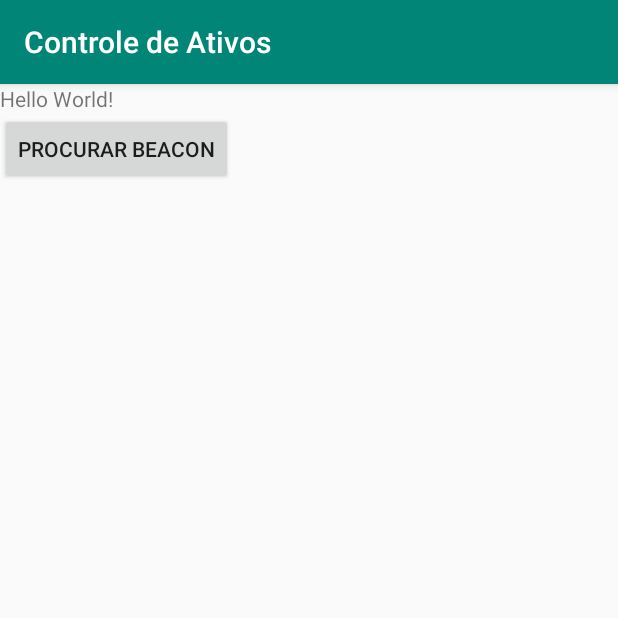
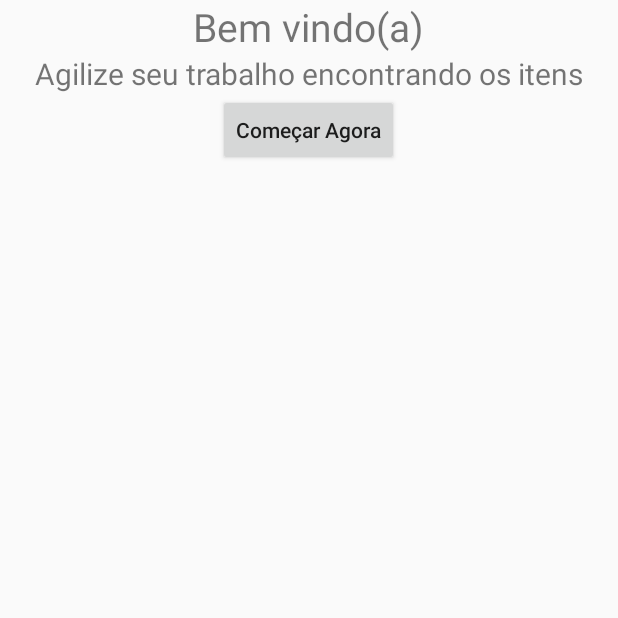
Before and after one commit to caco-jr/controle-ativos, an Android app: the screen it shows after launch (MainActivity), on a phone screen of 412 x 824 dp, the top half of it. Run offline under Robolectric (Android 15) with nearby library versions, the light colour scheme and no system bars.

Commit message:
feat: Criando página de Home e outra para procurar os dispositivos

```diff
--- a/app/build.gradle
+++ b/app/build.gradle
@@ -29,6 +29,7 @@ dependencies {
     implementation 'com.android.support:recyclerview-v7:28.0.0'
     implementation 'com.android.support.constraint:constraint-layout:1.1.3'
     implementation 'com.clj.fastble:FastBleLib:2.3.2'
+    implementation 'com.android.support:design:28.0.0'
     testImplementation 'junit:junit:4.12'
     androidTestImplementation 'com.android.support.test:runner:1.0.2'
     androidTestImplementation 'com.android.support.test.espresso:espresso-core:3.0.2'
--- a/app/src/main/java/br/com/i42/controledeativos/MainActivity.kt
+++ b/app/src/main/java/br/com/i42/controledeativos/MainActivity.kt
@@ -7,42 +7,15 @@ import android.content.pm.PackageManager
 import android.os.Build
 import android.os.Bundle
 import android.support.v7.app.AppCompatActivity
-import android.support.v7.widget.LinearLayoutManager
-import android.support.v7.widget.RecyclerView
 import android.util.Log
-import android.widget.Button
-import android.widget.Toast
-import com.clj.fastble.BleManager
-import com.clj.fastble.callback.BleScanCallback
-import com.clj.fastble.data.BleDevice
-import com.clj.fastble.scan.BleScanRuleConfig
+import kotlinx.android.synthetic.main.activity_main.*
 
 class MainActivity : AppCompatActivity() {
-    private lateinit var recyclerView: RecyclerView
-    private lateinit var viewAdapter: RecyclerView.Adapter<*>
-    private lateinit var viewManager: RecyclerView.LayoutManager
-
     private val PERMISSION_REQUEST_COARSE_LOCATION = 1
-    var beaconList = ArrayList<BeaconData>()
 
     override fun onCreate(savedInstanceState: Bundle?) {
         super.onCreate(savedInstanceState)
         setContentView(R.layout.activity_main)
-
-        viewManager = LinearLayoutManager(this)
-        viewAdapter = BeaconAdapter(beaconList) { beaconItem: BeaconData -> beaconItemClicked(beaconItem) }
-
-        recyclerView = findViewById<RecyclerView>(R.id.rv_beacons).apply {
-            // use this setting to improve performance if you know that changes
-            // in content do not change the layout size of the RecyclerView
-            setHasFixedSize(true)
-
-            // use a linear layout manager
-            layoutManager = viewManager
-
-            // specify an viewAdapter (see also next example)
-            adapter = viewAdapter
-        }
 
         if (Build.VERSION.SDK_INT >= Build.VERSION_CODES.M) {
             // Android M Permission check
@@ -60,101 +33,21 @@ class MainActivity : AppCompatActivity() {
                 builder.show()
             }
         }
+    }
 
-        BleManager.getInstance().init(application)
-        BleManager.getInstance()
-            .enableLog(true)
-            .setReConnectCount(1, 5000)
-            .operateTimeout = 5000
+    private fun goToFindBeacon() {
+        val intent = Intent(this, FindBeaconActivity::class.java)
 
-        val buttonFindBeacon: Button = findViewById<Button>(R.id.beaconScanner)
-        buttonFindBeacon.setOnClickListener {
-            findBeacon()
+        startNow.setOnClickListener{ view ->
+            startActivity(intent)
         }
     }
 
-    private fun beaconItemClicked(beaconItem: BeaconData) {
-        Toast.makeText(this, "Clicked: ${beaconItem.key}", Toast.LENGTH_LONG).show()
+    override fun onResume() {
+        super.onResume()
 
-        // Launch second activity, pass part ID as string parameter
-        val showDetailActivityIntent = Intent(this, BeaconDetailActivity::class.java)
-
-        showDetailActivityIntent.putExtra(Intent.EXTRA_TEXT, beaconItem.key)
-        startActivity(showDetailActivityIntent)
-
-//        BleManager.getInstance().connect(beaconItem.beacon, object : BleGattCallback() {
-//            override fun onConnectFail(bleDevice: BleDevice?, exception: BleException?) {
-//                TODO("not implemented") //To change body of created functions use File | Settings | File Templates.
-//            }
-//
-//            override fun onStartConnect() {
-//                Log.d("s", "==> Iniciando a conexão")
-//            }
-//
-//            override fun onConnectSuccess(bleDevice: BleDevice, gatt: BluetoothGatt, status: Int) {
-//                Log.d("beacon", "===> CONECTADO: ${bleDevice.device} | ${bleDevice.timestampNanos} | ${status}")
-//            }
-//
-//            override fun onDisConnected(
-//                isActiveDisConnected: Boolean,
-//                bleDevice: BleDevice,
-//                gatt: BluetoothGatt,
-//                status: Int
-//            ) {
-//            }
-//        })
+        goToFindBeacon()
     }
-
-    private fun getDistance(rssi: Int, txPower: Int): Double {
-        return Math.pow(10.0, (txPower.toDouble() - rssi) / (10 * 2))
-    }
-
-    private fun findBeacon() {
-        val scanRuleConfig = BleScanRuleConfig.Builder()
-            .setScanTimeOut(10000)
-            .build()
-
-        BleManager.getInstance().initScanRule(scanRuleConfig)
-
-        BleManager.getInstance().scan(object : BleScanCallback() {
-            override fun onScanStarted(success: Boolean) {
-                Log.d("B", "==> onScanStarted: $success")
-            }
-
-            override fun onLeScan(bleDevice: BleDevice?) {
-            }
-
-            override fun onScanning(bleDevice: BleDevice) {
-                val distance: Double = getDistance(bleDevice.rssi, -71)
-
-                val beaconName: String = if (bleDevice.mac == "0E:F3:EE:2A:0D:23") {
-                    "Beacon"
-                } else {
-                    "Dispositivo Não Cadastrado"
-                }
-
-                val beacon = BeaconData(
-                    bleDevice.mac,
-                    bleDevice.key,
-                    distance.toString(),
-                    beaconName
-                )
-
-                Log.d("B", "==> onScanning: $bleDevice")
-                Log.d("B", "==> Distancia: ${distance} | Mac: " + bleDevice.mac + " | RSSI: " + bleDevice.rssi)
-
-                beaconList.add(beacon)
-
-                // Atualizando Listagem de Beacon
-                viewAdapter.notifyDataSetChanged()
-            }
-
-            override fun onScanFinished(scanResultList: List<BleDevice>) {
-                Log.d("B", "==> onScanFinished: $scanResultList")
-            }
-        })
-    }
-
 
     override fun onRequestPermissionsResult(
         requestCode: Int,
--- a/app/src/main/res/layout/activity_main.xml
+++ b/app/src/main/res/layout/activity_main.xml
@@ -7,20 +7,27 @@
         android:layout_height="match_parent"
         tools:context=".MainActivity" android:orientation="vertical">
 
+
     <TextView
-            android:layout_width="match_parent"
+            android:layout_width="wrap_content"
             android:layout_height="wrap_content"
-            android:text="Hello World!"/>
+            android:text="Bem vindo(a)"
+            android:textSize="26sp"
+            android:layout_gravity="center"/>
+
+    <TextView
+            android:layout_width="wrap_content"
+            android:layout_height="wrap_content"
+            android:text="Agilize seu trabalho encontrando os itens"
+            android:textSize="20sp"
+            android:layout_gravity="center"/>
 
     <Button
-            android:id="@+id/beaconScanner"
+            android:id="@+id/startNow"
             android:layout_width="wrap_content"
             android:layout_height="wrap_content"
-            android:text="Procurar beacon"/>
-
-    <android.support.v7.widget.RecyclerView
-            android:id="@+id/rv_beacons"
-            android:layout_width="match_parent"
-            android:layout_height="match_parent"/>
+            android:text="Começar Agora"
+            android:textAllCaps="false"
+            android:layout_gravity="center"/>
 
 </LinearLayout>
--- /dev/null
+++ b/app/src/main/res/values/dimens.xml
@@ -0,0 +1,3 @@
+<resources>
+    <dimen name="fab_margin">16dp</dimen>
+</resources>
--- a/app/src/main/res/values/strings.xml
+++ b/app/src/main/res/values/strings.xml
@@ -1,3 +1,4 @@
 <resources>
     <string name="app_name">Controle de Ativos</string>
+    <string name="title_activity_find_beacon">FindBeaconActivity</string>
 </resources>
--- a/app/src/main/res/values/styles.xml
+++ b/app/src/main/res/values/styles.xml
@@ -7,5 +7,11 @@
         <item name="colorPrimaryDark">@color/colorPrimaryDark</item>
         <item name="colorAccent">@color/colorAccent</item>
     </style>
+    <style name="AppTheme.NoActionBar">
+        <item name="windowActionBar">false</item>
+        <item name="windowNoTitle">true</item>
+    </style>
+    <style name="AppTheme.AppBarOverlay" parent="ThemeOverlay.AppCompat.Dark.ActionBar"/>
+    <style name="AppTheme.PopupOverlay" parent="ThemeOverlay.AppCompat.Light"/>
 
 </resources>
```
Also changed, not shown: app/src/main/AndroidManifest.xml (+16 -5 lines), app/src/main/java/br/com/i42/controledeativos/FindBeaconActivity.kt (added, +141 -0 lines), app/src/main/res/layout/activity_find_beacon.xml (added, +34 -0 lines), app/src/main/res/layout/content_find_beacon.xml (added, +16 -0 lines).
